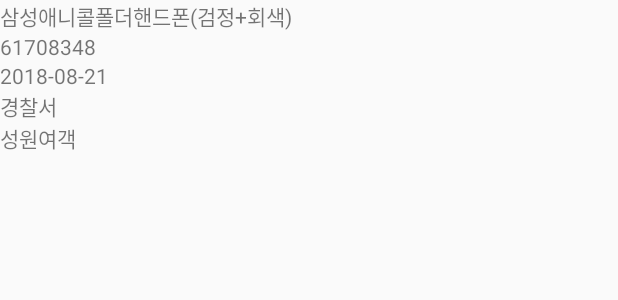
After one commit to CoBita/Lost, an Android app: the layout list_item.xml on its own in the app's theme, with its tools: preview values and no code run, on a phone screen of 412 x 824 dp. The commit adds this screen. Shown: the top 300 px of the screen. Run offline under Robolectric (Android 15) with nearby library versions, the phone set to English and light mode, and no system bars.

Commit message:
분실물 목록 조회하여 리스트에 출력하는 기능 추가

```diff
--- a/app/src/main/java/com/bita/lost/ui/list/ListViewModel.kt
+++ b/app/src/main/java/com/bita/lost/ui/list/ListViewModel.kt
@@ -2,10 +2,12 @@
 
 package com.bita.lost.ui.list
 
+import androidx.databinding.ObservableArrayList
 import androidx.lifecycle.LiveData
 import androidx.lifecycle.MutableLiveData
 import com.bita.lost.base.LViewModel
 import com.bita.lost.repo.ListRepository
+import com.bita.lost.repo.data.LostItem
 import com.bita.lost.repo.data.LostListFrame
 import kotlinx.coroutines.launch
 
@@ -13,9 +15,13 @@ class ListViewModel(private val repository: ListRepository) : LViewModel() {
     private val _result = MutableLiveData<LostListFrame>()
     val result: LiveData<LostListFrame> get() = _result
 
+    val list = ObservableArrayList<LostItem>()
+
     fun 분실물조회(startIndex: Int, endIndex: Int, cate: String, wbCode: String, getName: String) {
         scope.launch {
             val result = repository.분실물조회(startIndex, endIndex, cate, wbCode, getName)
+            // todo 깜빡거리는지 확인 필요
+            list.addAll(result.service.items)
             _result.postValue(result)
         }
     }
--- /dev/null
+++ b/app/src/main/res/layout/list_item.xml
@@ -0,0 +1,63 @@
+<?xml version="1.0" encoding="utf-8"?>
+<layout xmlns:android="http://schemas.android.com/apk/res/android"
+    xmlns:app="http://schemas.android.com/apk/res-auto"
+    xmlns:tools="http://schemas.android.com/tools">
+
+    <data>
+
+        <variable
+            name="data"
+            type="com.bita.lost.repo.data.LostItem" />
+    </data>
+
+    <!--android:foreground="?android:attr/selectableItemBackground"-->
+    <androidx.constraintlayout.widget.ConstraintLayout
+        android:layout_width="match_parent"
+        android:layout_height="wrap_content">
+
+        <androidx.appcompat.widget.AppCompatTextView
+            android:id="@+id/name"
+            android:layout_width="match_parent"
+            android:layout_height="wrap_content"
+            android:text="@{data.name}"
+            app:layout_constraintStart_toStartOf="parent"
+            app:layout_constraintTop_toTopOf="parent"
+            tools:text="삼성애니콜폴더핸드폰(검정+회색)" />
+
+        <androidx.appcompat.widget.AppCompatTextView
+            android:id="@+id/id"
+            android:layout_width="match_parent"
+            android:layout_height="wrap_content"
+            android:text="@{data.id}"
+            app:layout_constraintStart_toStartOf="parent"
+            app:layout_constraintTop_toBottomOf="@id/name"
+            tools:text="61708348" />
+
+        <androidx.appcompat.widget.AppCompatTextView
+            android:id="@+id/date"
+            android:layout_width="match_parent"
+            android:layout_height="wrap_content"
+            android:text="@{data.date}"
+            app:layout_constraintStart_toStartOf="parent"
+            app:layout_constraintTop_toBottomOf="@id/id"
+            tools:text="2018-08-21" />
+
+        <androidx.appcompat.widget.AppCompatTextView
+            android:id="@+id/place"
+            android:layout_width="match_parent"
+            android:layout_height="wrap_content"
+            android:text="@{data.place}"
+            app:layout_constraintStart_toStartOf="parent"
+            app:layout_constraintTop_toBottomOf="@id/date"
+            tools:text="경찰서" />
+
+        <androidx.appcompat.widget.AppCompatTextView
+            android:id="@+id/company"
+            android:layout_width="match_parent"
+            android:layout_height="wrap_content"
+            android:text="@{data.company}"
+            app:layout_constraintStart_toStartOf="parent"
+            app:layout_constraintTop_toBottomOf="@id/place"
+            tools:text="성원여객" />
+    </androidx.constraintlayout.widget.ConstraintLayout>
+</layout>
```
Also changed, not shown: app/src/main/java/com/bita/lost/base/BaseAdapter.kt (added, +35 -0 lines), app/src/main/java/com/bita/lost/base/BaseHolder.kt (added, +11 -0 lines), app/src/main/java/com/bita/lost/repo/data/LostItem.kt (+14 -7 lines), app/src/main/java/com/bita/lost/ui/list/ListActivity.kt (+7 -4 lines), app/src/main/java/com/bita/lost/ui/list/ListAdapter.kt (added, +20 -0 lines), app/src/main/java/com/bita/lost/ui/list/ListBindingAdapter.kt (added, +22 -0 lines), app/src/main/res/layout/list_act.xml (+33 -13 lines), app/src/main/res/raw/list_load_anim.json (added, +1 -0 lines).
